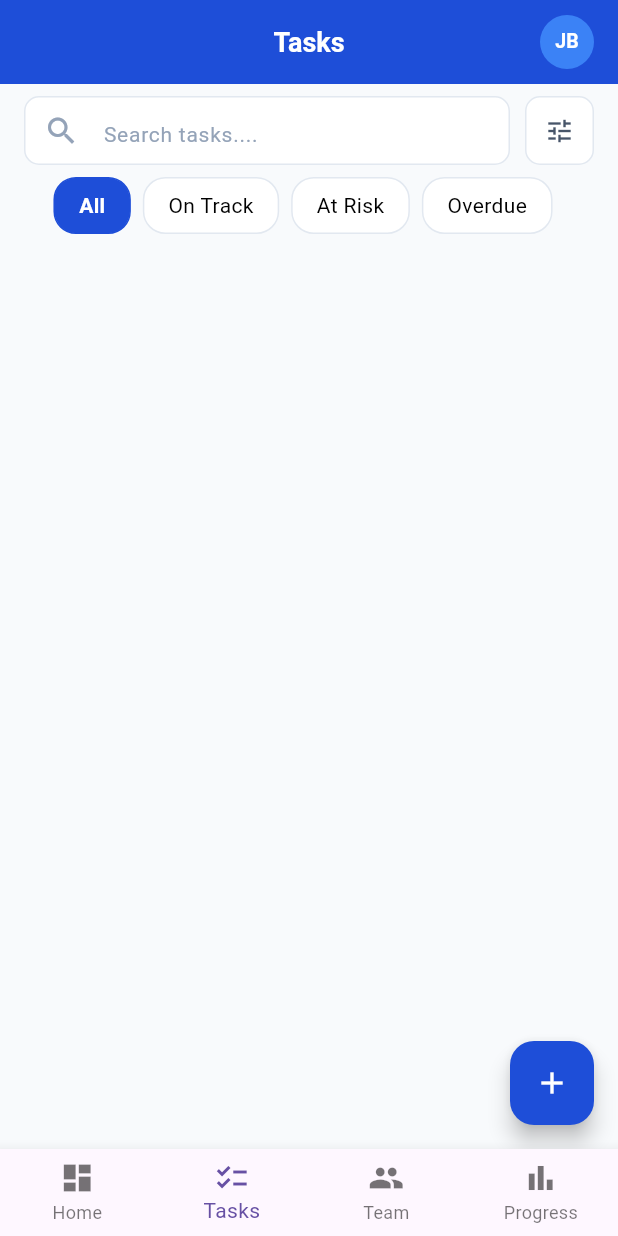
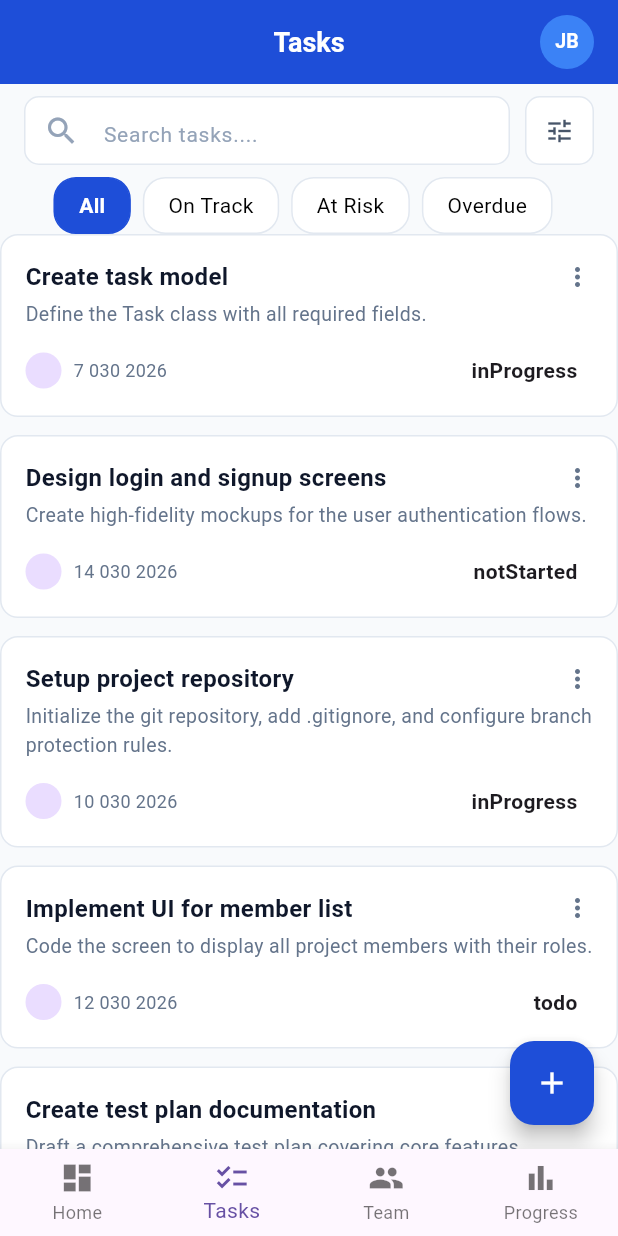
Before and after one commit to L-nsamba/Group13_Formative_Assignment1, a Flutter app: the screen it shows after launch, item 2 of the bottom bar chosen, on a phone screen of 412 x 824 dp. Run offline on Flutter 3.47's test engine with Material 3 defaults, Android fonts, the phone set to English and light mode, and no system bars; accounts and stored records are empty.

Commit message:
Upaded task-view screen

```diff
--- a/project_task_tracker/lib/screens/task_list_screen.dart
+++ b/project_task_tracker/lib/screens/task_list_screen.dart
@@ -1,9 +1,11 @@
 import 'package:flutter/material.dart';
+import 'package:project_task_tracker/services/seed_data.dart';
+import 'package:project_task_tracker/models/task.dart';
+import 'package:intl/intl.dart';
 
 class TaskListScreen extends StatefulWidget {
 
   const TaskListScreen({super.key});
-
   @override
   State<TaskListScreen> createState()=> _TaskListScreen();
 
@@ -11,6 +13,8 @@ class TaskListScreen extends StatefulWidget {
   class _TaskListScreen extends State<TaskListScreen>{
     final List<String> filters = ["All", "On Track", "At Risk", "Overdue"];
     String selectedFilter = "All";
+    final taskList = buildSeedTasks();
+
 
     @override
     Widget build(BuildContext context) {
@@ -135,6 +139,67 @@ class TaskListScreen extends StatefulWidget {
                 }).toList(),
               ),
             ),
+            Expanded(child: ListView.builder(
+              itemCount: taskList.length,
+              itemBuilder: (context, index){
+                final task = taskList[index];
+                return Container(
+                  margin: const EdgeInsets.only(bottom: 12),
+                  padding: const EdgeInsets.all(16),
+                  decoration: BoxDecoration(
+                    color: Colors.white,
+                    borderRadius: BorderRadius.circular(12),
+                    border: Border.all(color:const Color(0xFFE2E8F0)),
+                  ),
+                  child: Column(
+                    crossAxisAlignment: CrossAxisAlignment.start,
+                    children: [
+                      Row(
+                        children: [
+                          Expanded(
+                            child: Text(
+                              task.title,
+                              style:TextStyle(
+                                fontSize: 16, fontWeight: FontWeight.bold,color: Color(0xFF0F172A)
+
+                              ),
+                              ),
+
+                          ),
+                          Icon(Icons.more_vert, size: 20, color: Color(0xFF64748B),),
+                        ],
+                      ),
+                      const SizedBox(height: 4),
+                      Text(task.description, style: TextStyle(fontSize: 13, color: Color(0xFF64748B))),
+                      const SizedBox(height: 14),
+                      Row(
+                        mainAxisAlignment: MainAxisAlignment.spaceBetween,
+                        children: [
+                          Row(
+                            children:[
+                              CircleAvatar(radius: 12,),
+                              const SizedBox(width: 8),
+                              Text(DateFormat('d mmm yyy').format(task.deadline), style: TextStyle(fontSize: 12, color: Color(0xFF64748B)))
+                            ],
+                          ),
+                          Container(
+                            padding: const EdgeInsets.symmetric(horizontal: 10, vertical: 4),
+                            decoration: BoxDecoration(
+                              borderRadius: BorderRadius.circular(12),
+
+                            ),
+                            child: Text(task.status.name, style: TextStyle(fontWeight: FontWeight.w600),
+
+                            )),
+                        ]
+                      ),
+                    ],
+                    )
+
+
+                );
+              },
+              )),
           ],
         ),
         // Floating Action Button for task creation
--- a/project_task_tracker/pubspec.yaml
+++ b/project_task_tracker/pubspec.yaml
@@ -34,6 +34,7 @@ dependencies:
   # The following adds the Cupertino Icons font to your application.
   # Use with the CupertinoIcons class for iOS style icons.
   cupertino_icons: ^1.0.8
+  intl: ^0.20.3
 
 dev_dependencies:
   flutter_test:
```
Also changed, not shown: project_task_tracker/pubspec.lock.
